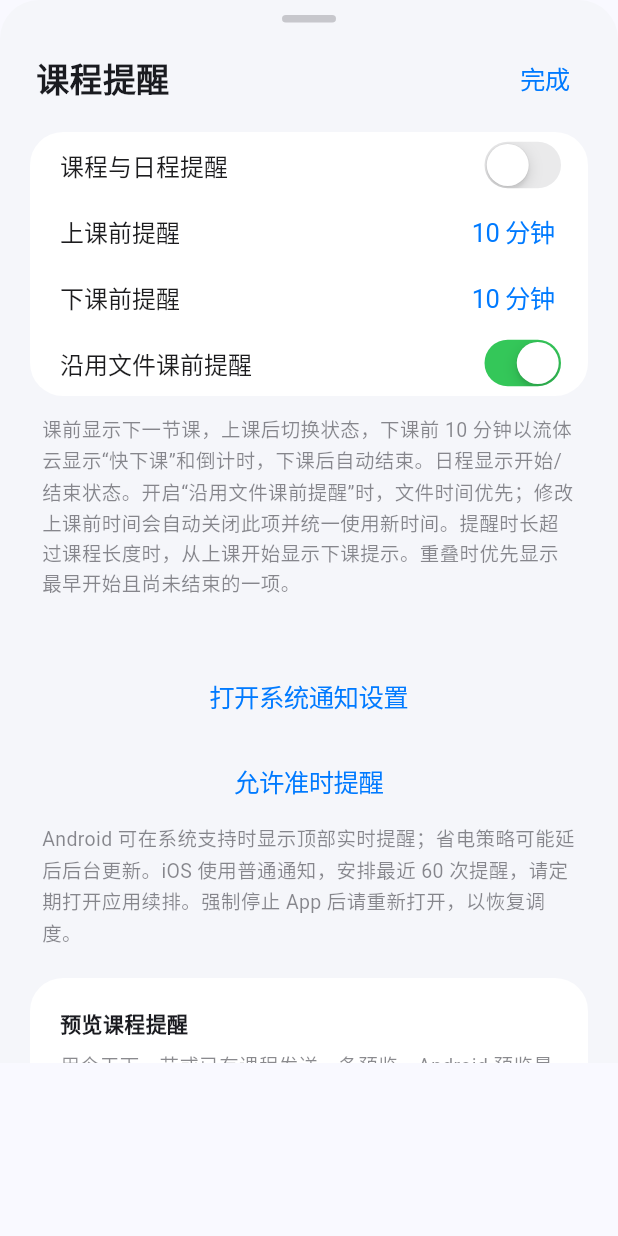
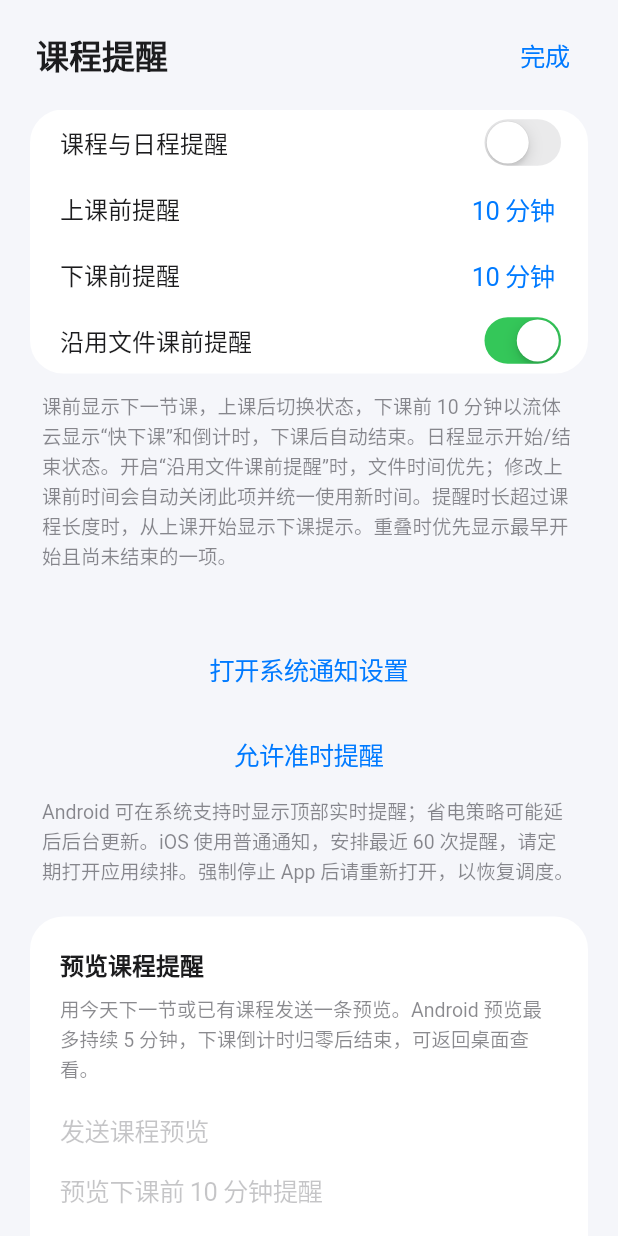
Before and after one commit to kitty191/schedule, a Flutter app: the ReminderSheet screen opened directly, on a phone screen of 412 x 824 dp. Run offline on Flutter 3.47's test engine with Material 3 defaults, Android fonts, the phone set to English and light mode, and no system bars; our stand-ins replace drift, drift_flutter, file_picker, flutter_riverpod, timezone; accounts and stored records are empty; generated files the repository leaves out were written again.

Commit message:
Fix reminder sheet drag dismissal and scroll coordination

```diff
--- a/lib/features/reminder_sheet.dart
+++ b/lib/features/reminder_sheet.dart
@@ -8,15 +8,17 @@ import '../data/timetable.dart';
 import '../live_update_bridge.dart';
 import 'components.dart';
 import 'reminder_time_picker.dart';
+import 'editable_sheet.dart';
 
-Future<void> showReminderSheet(BuildContext context) =>
-    showCupertinoModalPopup<void>(
-      context: context,
-      builder: (_) => const ReminderSheet(),
-    );
+Future<void> showReminderSheet(BuildContext context) => showEditableSheet<void>(
+  context,
+  topGap: 0.14,
+  builder: (_, controller) => ReminderSheet(scrollController: controller),
+);
 
 class ReminderSheet extends ConsumerStatefulWidget {
-  const ReminderSheet({super.key});
+  const ReminderSheet({super.key, this.scrollController});
+  final ScrollController? scrollController;
   @override
   ConsumerState<ReminderSheet> createState() => _ReminderSheetState();
 }
@@ -83,25 +85,11 @@ class _ReminderSheetState extends ConsumerState<ReminderSheet>
   Widget build(BuildContext context) {
     final data = ref.watch(appProvider).asData?.value;
     final preferences = data?.preferences;
-    return Container(
-      height: MediaQuery.sizeOf(context).height * 0.86,
-      decoration: const BoxDecoration(
-        color: Color(0xFFF5F6FA),
-        borderRadius: BorderRadius.vertical(top: Radius.circular(26)),
-      ),
+    return CupertinoPageScaffold(
+      key: const Key('reminder-sheet'),
       child: SafeArea(
-        top: false,
         child: Column(
           children: [
-            const SizedBox(height: 10),
-            Container(
-              width: 36,
-              height: 5,
-              decoration: BoxDecoration(
-                color: CupertinoColors.systemGrey3,
-                borderRadius: BorderRadius.circular(3),
-              ),
-            ),
             Padding(
               padding: const EdgeInsets.fromLTRB(24, 8, 12, 8),
               child: Row(
@@ -124,6 +112,7 @@ class _ReminderSheetState extends ConsumerState<ReminderSheet>
             ),
             Expanded(
               child: ListView(
+                controller: widget.scrollController,
                 padding: const EdgeInsets.symmetric(horizontal: 20),
                 children: [
                   WhiteCard(
```
Also changed, not shown: lib/features/editable_sheet.dart (added, +32 -0 lines), 1 other file.
